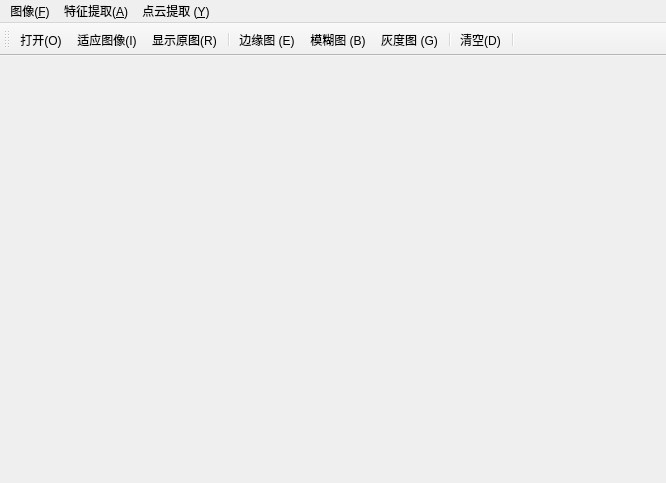
This is mainwindow.ui in WHULS/ImageFactory as Qt 5 draws it before an edit. The edited form follows.
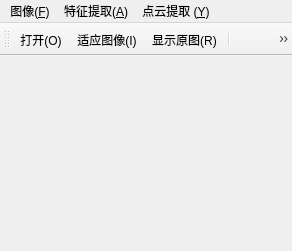
This is the edited form. Icons and pictures are not drawn.

What changed in the file:
```diff
--- a/mainwindow.ui
+++ b/mainwindow.ui
@@ -6,8 +6,8 @@
    <rect>
     <x>0</x>
     <y>0</y>
-    <width>666</width>
-    <height>483</height>
+    <width>292</width>
+    <height>251</height>
    </rect>
   </property>
   <property name="windowTitle">
@@ -40,7 +40,7 @@
     <rect>
      <x>0</x>
      <y>0</y>
-     <width>666</width>
+     <width>292</width>
      <height>23</height>
     </rect>
    </property>
```
